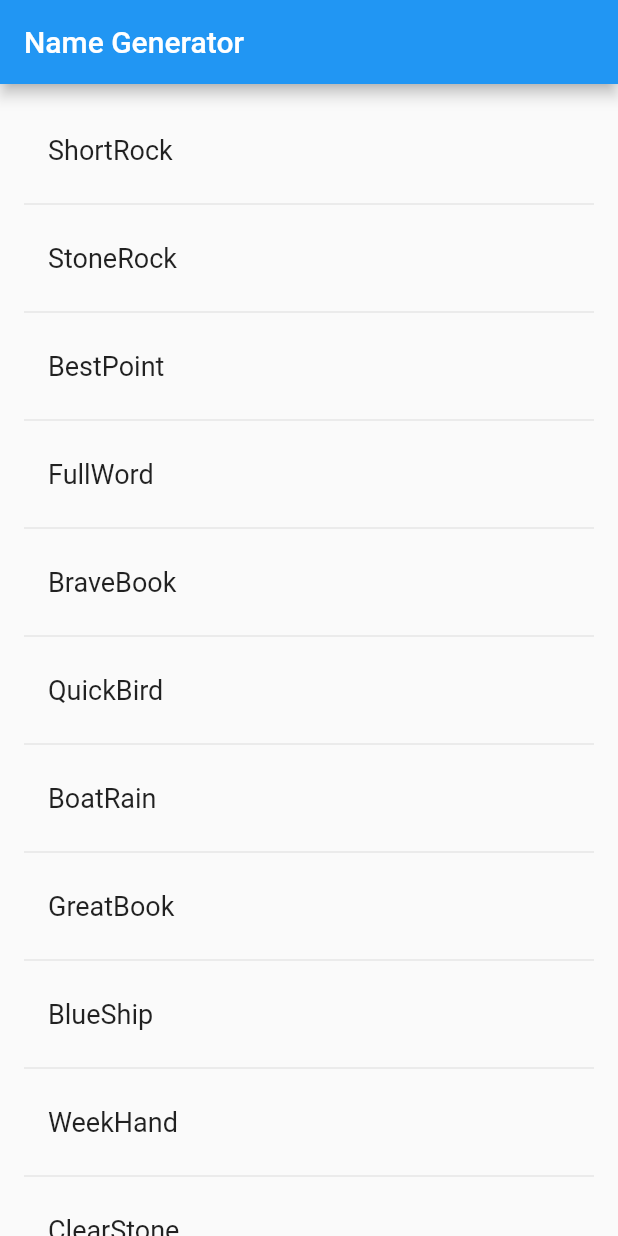
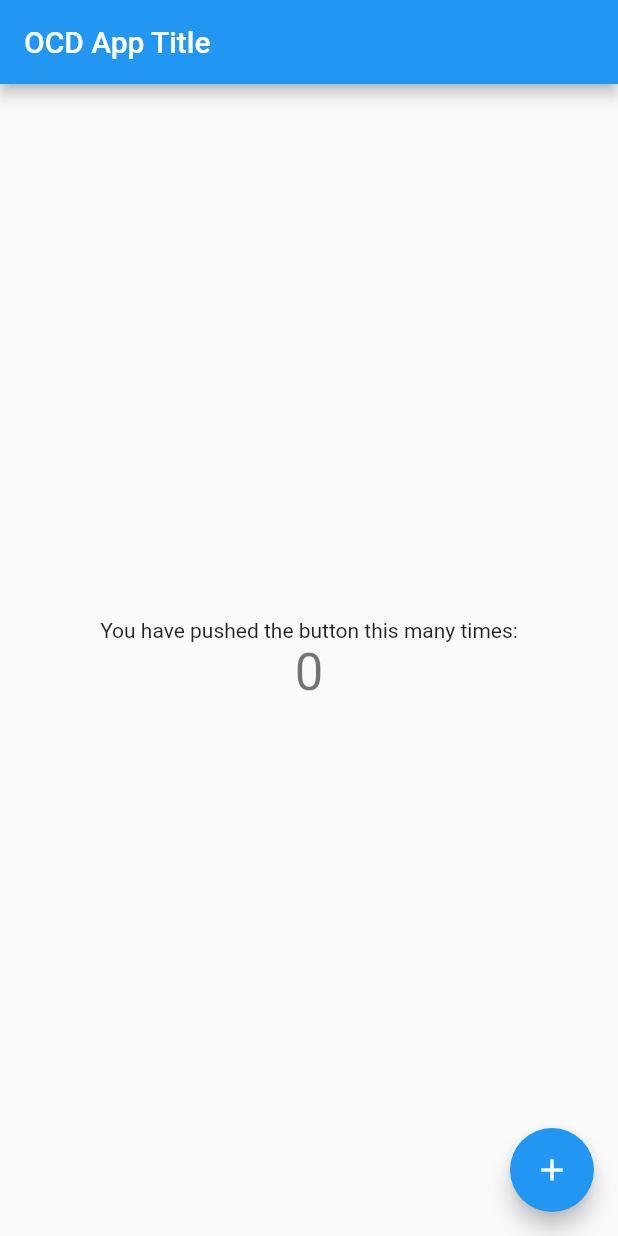
Before and after one commit to twhc20/OCD-flutter-project, a Flutter app: the screen it shows after launch, on a phone screen of 412 x 824 dp. Run offline on Flutter 3.47's test engine with Material 2 defaults, Android fonts, the phone set to English and light mode, and no system bars.

Commit message:
Revert "Infinite Scrollable List"
This reverts commit f4b2e50ba9d8f732669cd0053b15cebe55efd57d.

```diff
--- a/lib/main.dart
+++ b/lib/main.dart
@@ -1,4 +1,3 @@
-import 'package:english_words/english_words.dart';
 import 'package:flutter/material.dart';
 
 void main() {
@@ -8,61 +7,109 @@ void main() {
 class MyApp extends StatelessWidget {
   const MyApp({Key? key}) : super(key: key);
 
+  // This widget is the root of your application.
   @override
   Widget build(BuildContext context) {
-    return const MaterialApp(
-      title: 'Welcome to Flutter',
-      home: RandomWords(),
+    return MaterialApp(
+      title: 'Flutter Demo',
+      theme: ThemeData(
+        // This is the theme of your application.
+        //
+        // Try running your application with "flutter run". You'll see the
+        // application has a blue toolbar. Then, without quitting the app, try
+        // changing the primarySwatch below to Colors.green and then invoke
+        // "hot reload" (press "r" in the console where you ran "flutter run",
+        // or simply save your changes to "hot reload" in a Flutter IDE).
+        // Notice that the counter didn't reset back to zero; the application
+        // is not restarted.
+        primarySwatch: Colors.blue,
+      ),
+      home: const MyHomePage(title: 'OCD App Title'),
     );
   }
 }
 
+class MyHomePage extends StatefulWidget {
+  const MyHomePage({Key? key, required this.title}) : super(key: key);
 
-class RandomWords extends StatefulWidget {
-  const RandomWords({Key? key}) : super(key: key);
+  // This widget is the home page of your application. It is stateful, meaning
+  // that it has a State object (defined below) that contains fields that affect
+  // how it looks.
+
+  // This class is the configuration for the state. It holds the values (in this
+  // case the title) provided by the parent (in this case the App widget) and
+  // used by the build method of the State. Fields in a Widget subclass are
+  // always marked "final".
+
+  final String title;
 
   @override
-  _RandomWordsState createState() => _RandomWordsState();
+  State<MyHomePage> createState() => _MyHomePageState();
 }
 
-class _RandomWordsState extends State<RandomWords> {
-  final _suggestions = <WordPair>[];
-  final _biggerFont = const TextStyle(fontSize: 18);
+class _MyHomePageState extends State<MyHomePage> {
+  int _counter = 0;
 
-  Widget _buildSuggestions() {
-    return ListView.builder(
-        padding: const EdgeInsets.all(16),
-        itemBuilder: (context, i) {
-          if (i.isOdd) {
-            return const Divider();
-          }
-
-          final index = i ~/ 2;
-
-          if (index >= _suggestions.length) {
-            _suggestions.addAll(generateWordPairs().take(10));
-          }
-          return _buildRow(_suggestions[index]);
-      },
-    );
-  }
-
-  Widget _buildRow (WordPair pair) {
-    return ListTile(
-      title: Text(
-        pair.asPascalCase,
-        style: _biggerFont,
-      ),
-    );
+  void _incrementCounter() {
+    setState(() {
+      // This call to setState tells the Flutter framework that something has
+      // changed in this State, which causes it to rerun the build method below
+      // so that the display can reflect the updated values. If we changed
+      // _counter without calling setState(), then the build method would not be
+      // called again, and so nothing would appear to happen.
+      _counter++;
+    });
   }
 
   @override
   Widget build(BuildContext context) {
+    // This method is rerun every time setState is called, for instance as done
+    // by the _incrementCounter method above.
+    //
+    // The Flutter framework has been optimized to make rerunning build methods
+    // fast, so that you can just rebuild anything that needs updating rather
+    // than having to individually change instances of widgets.
     return Scaffold(
-      appBar: AppBar (
-        title: const Text('Name Generator'),
+      appBar: AppBar(
+        // Here we take the value from the MyHomePage object that was created by
+        // the App.build method, and use it to set our appbar title.
+        title: Text(widget.title),
       ),
-      body: _buildSuggestions(),
+      body: Center(
+        // Center is a layout widget. It takes a single child and positions it
+        // in the middle of the parent.
+        child: Column(
+          // Column is also a layout widget. It takes a list of children and
+          // arranges them vertically. By default, it sizes itself to fit its
+          // children horizontally, and tries to be as tall as its parent.
+          //
+          // Invoke "debug painting" (press "p" in the console, choose the
+          // "Toggle Debug Paint" action from the Flutter Inspector in Android
+          // Studio, or the "Toggle Debug Paint" command in Visual Studio Code)
+          // to see the wireframe for each widget.
+          //
+          // Column has various properties to control how it sizes itself and
+          // how it positions its children. Here we use mainAxisAlignment to
+          // center the children vertically; the main axis here is the vertical
+          // axis because Columns are vertical (the cross axis would be
+          // horizontal).
+          mainAxisAlignment: MainAxisAlignment.center,
+          children: <Widget>[
+            const Text(
+              'You have pushed the button this many times:',
+            ),
+            Text(
+              '$_counter',
+              style: Theme.of(context).textTheme.headline4,
+            ),
+          ],
+        ),
+      ),
+      floatingActionButton: FloatingActionButton(
+        onPressed: _incrementCounter,
+        tooltip: 'Increment',
+        child: const Icon(Icons.add),
+      ), // This trailing comma makes auto-formatting nicer for build methods.
     );
   }
 }
--- a/pubspec.yaml
+++ b/pubspec.yaml
@@ -43,7 +43,6 @@ dependencies:
   # The following adds the Cupertino Icons font to your application.
   # Use with the CupertinoIcons class for iOS style icons.
   cupertino_icons: ^1.0.2
-  english_words: ^4.0.0
 
 dev_dependencies:
   flutter_test:
```
Also changed, not shown: pubspec.lock.
